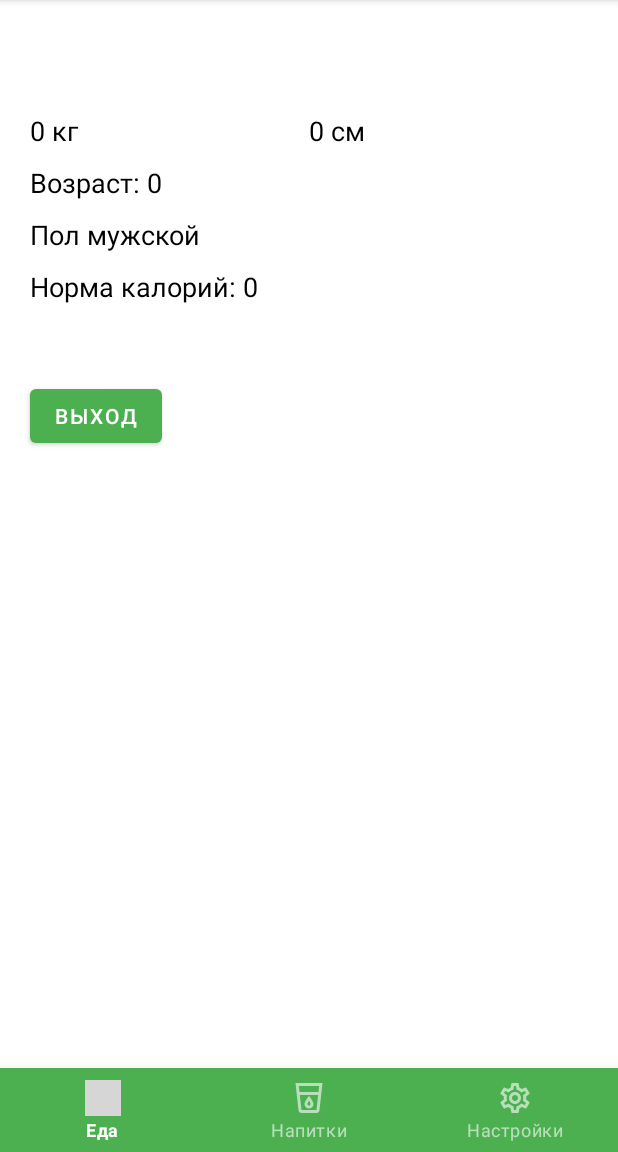
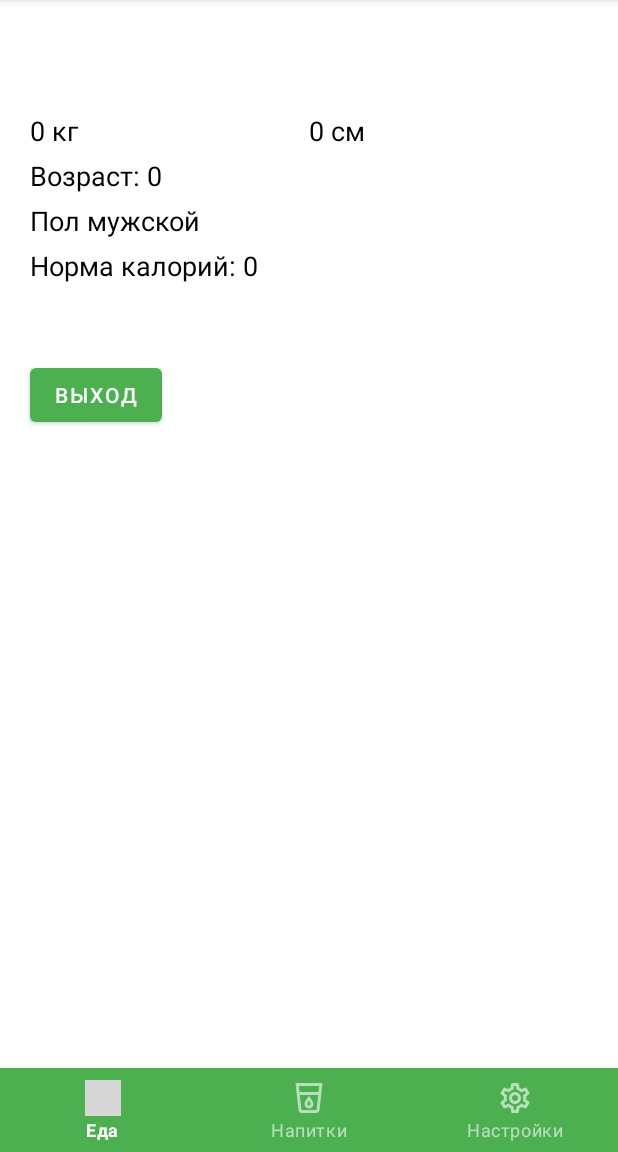
Before and after one commit to pauldub04/KiteApp, an Android app: the fragment SettingsFragment placed in its activity, on a phone screen of 412 x 824 dp, the part 84-1236 px from its top. Run offline under Robolectric (Android 15) with nearby library versions, the light colour scheme and no system bars; grey boxes are pictures that could not be loaded.

Commit message:
design changes

```diff
--- a/app/src/main/res/layout/fragment_settings.xml
+++ b/app/src/main/res/layout/fragment_settings.xml
@@ -53,7 +53,7 @@
         android:layout_height="wrap_content"
         android:textSize="18sp"
         android:textColor="@color/black"
-        android:layout_marginTop="10dp"
+        android:layout_marginTop="5dp"
         android:layout_marginLeft="20dp"
         android:layout_marginStart="20dp"
         android:layout_marginRight="20dp"
@@ -66,7 +66,7 @@
         android:layout_height="wrap_content"
         android:textSize="18sp"
         android:textColor="@color/black"
-        android:layout_marginTop="10dp"
+        android:layout_marginTop="5dp"
         android:layout_marginLeft="20dp"
         android:layout_marginStart="20dp"
         android:layout_marginRight="20dp"
@@ -79,7 +79,7 @@
         android:layout_height="wrap_content"
         android:textSize="18sp"
         android:textColor="@color/black"
-        android:layout_marginTop="10dp"
+        android:layout_marginTop="5dp"
         android:layout_marginLeft="20dp"
         android:layout_marginRight="20dp"
         android:layout_marginEnd="20dp"
```
Also changed, not shown: app/src/main/res/layout/fragment_drink.xml (+22 -8 lines).
